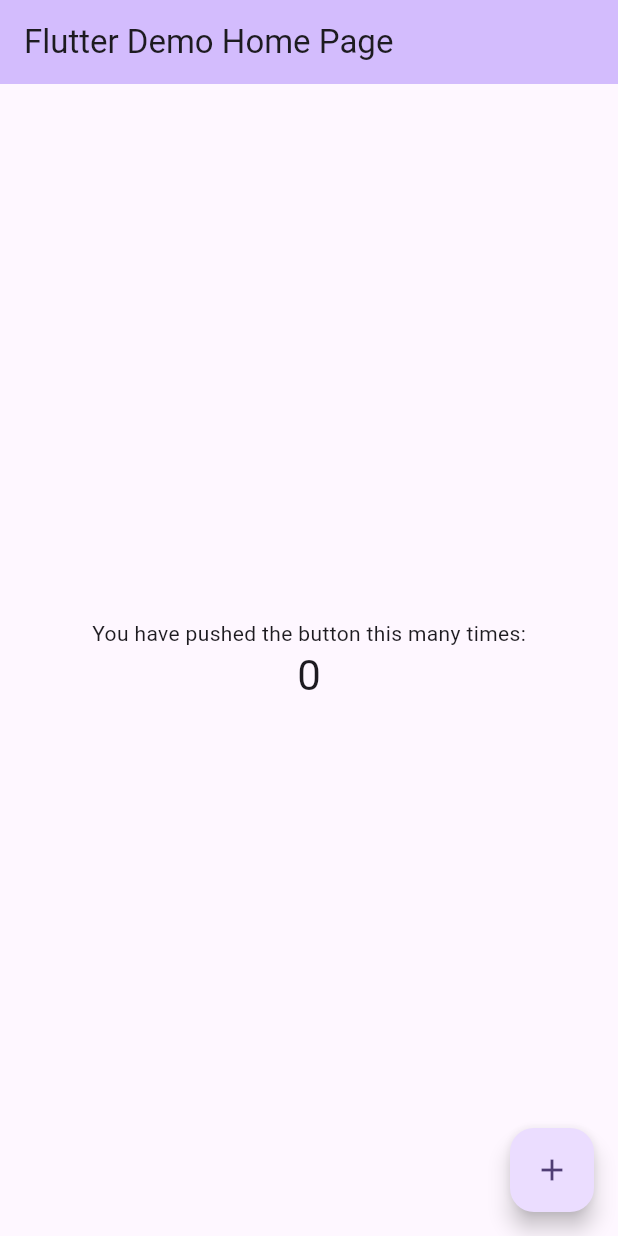
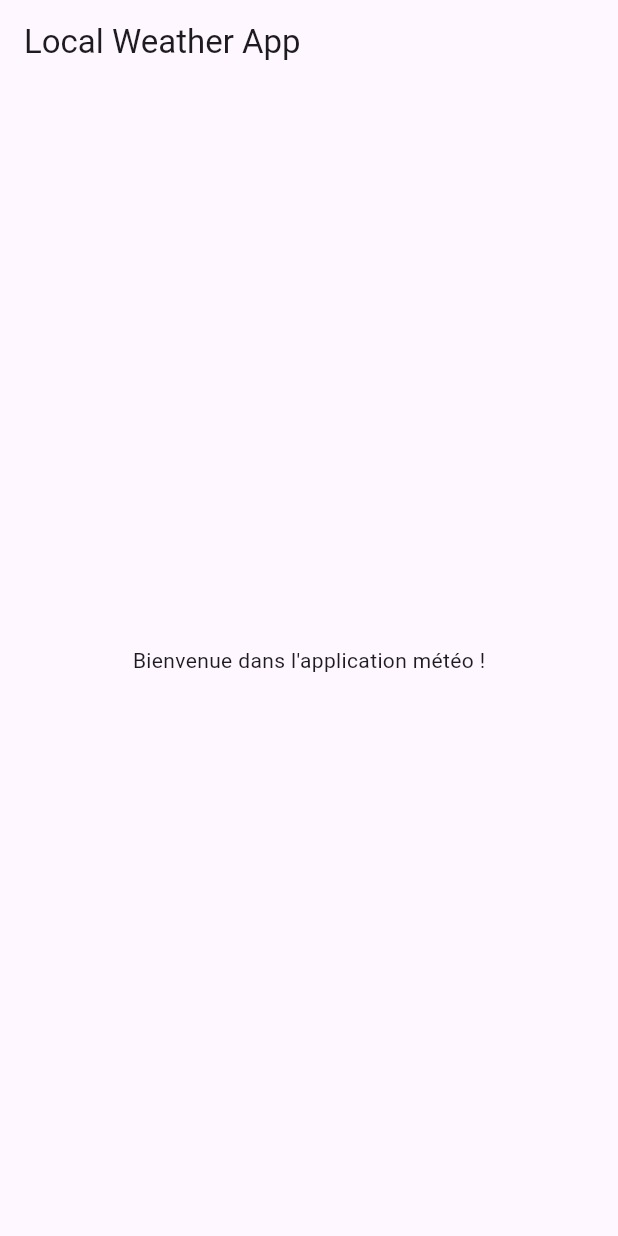
Before and after one commit to Theodorebinda/local_weather_app, a Flutter app: the screen it shows after launch, on a phone screen of 412 x 824 dp. Run offline on Flutter 3.47's test engine with Material 3 defaults, Android fonts, the phone set to English and light mode, and no system bars; our stand-ins replace device_info_plus, dio, flutter_dotenv, shared_preferences.

Commit message:
🚀feat:Update dependencies and refactor main application structure
- Added new dependencies: dio, device_info_plus, shared_preferences, and flutter_dotenv.
- Updated Flutter SDK constraint to >=3.24.0.
- Refactored main application structure by renaming the main widget to WeatherHomePage and simplifying the UI.
- Removed unused code and comments for a cleaner implementation.

```diff
--- a/lib/main.dart
+++ b/lib/main.dart
@@ -5,121 +5,33 @@
 }
 
 class MyApp extends StatelessWidget {
-  const MyApp({super.key});
+  const MyApp({Key? key}) : super(key: key);
 
-  // This widget is the root of your application.
   @override
   Widget build(BuildContext context) {
     return MaterialApp(
-      title: 'Flutter Demo',
+      debugShowCheckedModeBanner: false,
+      title: 'Local Weather App',
       theme: ThemeData(
-        // This is the theme of your application.
-        //
-        // TRY THIS: Try running your application with "flutter run". You'll see
-        // the application has a purple toolbar. Then, without quitting the app,
-        // try changing the seedColor in the colorScheme below to Colors.green
-        // and then invoke "hot reload" (save your changes or press the "hot
-        // reload" button in a Flutter-supported IDE, or press "r" if you used
-        // the command line to start the app).
-        //
-        // Notice that the counter didn't reset back to zero; the application
-        // state is not lost during the reload. To reset the state, use hot
-        // restart instead.
-        //
-        // This works for code too, not just values: Most code changes can be
-        // tested with just a hot reload.
-        colorScheme: ColorScheme.fromSeed(seedColor: Colors.deepPurple),
-        useMaterial3: true,
+        primarySwatch: Colors.blue,
       ),
-      home: const MyHomePage(title: 'Flutter Demo Home Page'),
+      home: const WeatherHomePage(),
     );
   }
 }
 
-class MyHomePage extends StatefulWidget {
-  const MyHomePage({super.key, required this.title});
-
-  // This widget is the home page of your application. It is stateful, meaning
-  // that it has a State object (defined below) that contains fields that affect
-  // how it looks.
-
-  // This class is the configuration for the state. It holds the values (in this
-  // case the title) provided by the parent (in this case the App widget) and
-  // used by the build method of the State. Fields in a Widget subclass are
-  // always marked "final".
-
-  final String title;
-
-  @override
-  State<MyHomePage> createState() => _MyHomePageState();
-}
-
-class _MyHomePageState extends State<MyHomePage> {
-  int _counter = 0;
-
-  void _incrementCounter() {
-    setState(() {
-      // This call to setState tells the Flutter framework that something has
-      // changed in this State, which causes it to rerun the build method below
-      // so that the display can reflect the updated values. If we changed
-      // _counter without calling setState(), then the build method would not be
-      // called again, and so nothing would appear to happen.
-      _counter++;
-    });
-  }
+class WeatherHomePage extends StatelessWidget {
+  const WeatherHomePage({Key? key}) : super(key: key);
 
   @override
   Widget build(BuildContext context) {
-    // This method is rerun every time setState is called, for instance as done
-    // by the _incrementCounter method above.
-    //
-    // The Flutter framework has been optimized to make rerunning build methods
-    // fast, so that you can just rebuild anything that needs updating rather
-    // than having to individually change instances of widgets.
     return Scaffold(
       appBar: AppBar(
-        // TRY THIS: Try changing the color here to a specific color (to
-        // Colors.amber, perhaps?) and trigger a hot reload to see the AppBar
-        // change color while the other colors stay the same.
-        backgroundColor: Theme.of(context).colorScheme.inversePrimary,
-        // Here we take the value from the MyHomePage object that was created by
-        // the App.build method, and use it to set our appbar title.
-        title: Text(widget.title),
+        title: const Text("Local Weather App"),
       ),
-      body: Center(
-        // Center is a layout widget. It takes a single child and positions it
-        // in the middle of the parent.
-        child: Column(
-          // Column is also a layout widget. It takes a list of children and
-          // arranges them vertically. By default, it sizes itself to fit its
-          // children horizontally, and tries to be as tall as its parent.
-          //
-          // Column has various properties to control how it sizes itself and
-          // how it positions its children. Here we use mainAxisAlignment to
-          // center the children vertically; the main axis here is the vertical
-          // axis because Columns are vertical (the cross axis would be
-          // horizontal).
-          //
-          // TRY THIS: Invoke "debug painting" (choose the "Toggle Debug Paint"
-          // action in the IDE, or press "p" in the console), to see the
-          // wireframe for each widget.
-          mainAxisAlignment: MainAxisAlignment.center,
-          children: <Widget>[
-            const Text(
-              'You have pushed the button this many times:',
-            ),
-            Text(
-              '$_counter',
-              style: Theme.of(context).textTheme.headlineMedium,
-            ),
-          ],
-        ),
+      body: const Center(
+        child: Text("Bienvenue dans l'application météo !"),
       ),
-      floatingActionButton: FloatingActionButton(
-        onPressed: _incrementCounter,
-        tooltip: 'Increment',
-        child: const Icon(Icons.add),
-      ), // This trailing comma makes auto-formatting nicer for build methods.
     );
   }
 }
--- a/pubspec.yaml
+++ b/pubspec.yaml
@@ -35,6 +35,10 @@ dependencies:
   # The following adds the Cupertino Icons font to your application.
   # Use with the CupertinoIcons class for iOS style icons.
   cupertino_icons: ^1.0.8
+  dio: ^5.7.0
+  device_info_plus: ^11.2.0
+  shared_preferences: ^2.3.5
+  flutter_dotenv: ^5.2.1
 
 dev_dependencies:
   flutter_test:
```
Also changed, not shown: lib/common/common_service.dart (added, +36 -0 lines), lib/common/dio_client.dart (added, +292 -0 lines), pubspec.lock.
